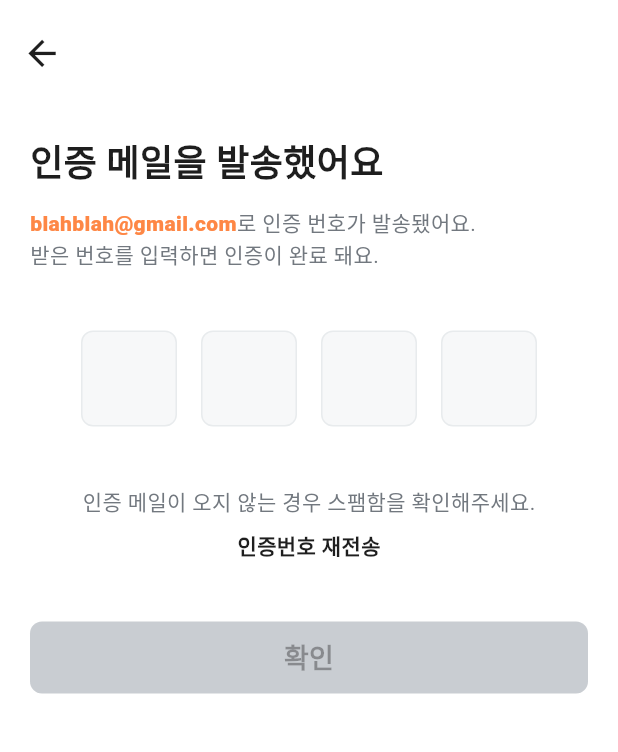
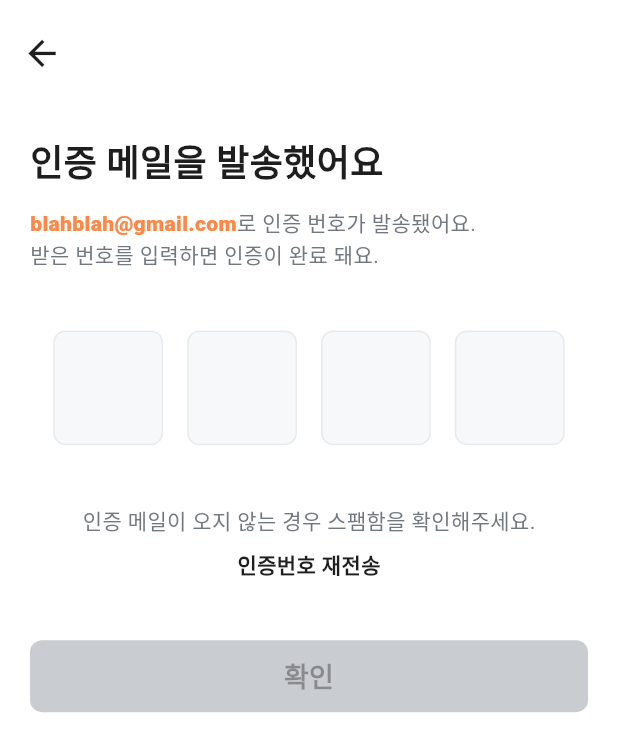
Before and after one commit to Hansung-CMYK/speak-to-you-mobile, a Flutter app: the EmailVerificationScreen screen opened directly with empty values, on a phone screen of 412 x 824 dp. Shown: the top 752 px of the screen. Run offline on Flutter 3.47's test engine with Material 3 defaults, Android fonts, the phone set to English and light mode, and no system bars; our stand-ins replace flutter_riverpod, flutter_screenutil.

```diff
--- a/lib/screens/email_verification.dart
+++ b/lib/screens/email_verification.dart
@@ -2,10 +2,15 @@ import 'package:ego/theme/color.dart';
 import 'package:ego/widgets/appbar/stack_app_bar.dart';
 import 'package:flutter/material.dart';
 import 'package:flutter/services.dart';
+import 'package:flutter_screenutil/flutter_screenutil.dart';
 
 class EmailVerificationScreen extends StatefulWidget {
   final Widget nextPage;
-  const EmailVerificationScreen({super.key, required this.nextPage});
+
+  const EmailVerificationScreen({
+    super.key,
+    required this.nextPage,
+  });
 
   @override
   State<EmailVerificationScreen> createState() => _EmailVerificationPageState();
@@ -58,8 +63,8 @@ class _EmailVerificationPageState extends State<EmailVerificationScreen> {
         duration: const Duration(milliseconds: 100),
         curve: Curves.easeInOut,
         margin: const EdgeInsets.symmetric(horizontal: 8.0),
-        width: 64,
-        height: 64,
+        width: 64.w,
+        height: 64.h,
         alignment: Alignment.center,
         decoration: BoxDecoration(
           color: AppColors.gray100,
@@ -92,7 +97,9 @@ class _EmailVerificationPageState extends State<EmailVerificationScreen> {
   @override
   Widget build(BuildContext context) {
     return Scaffold(
-        appBar: StackAppBar(title: ''),
+        appBar: StackAppBar(
+          title: '',
+        ),
         body: Container(
           padding: const EdgeInsets.all(20),
           child: Column(
@@ -238,7 +245,6 @@ class _EmailVerificationPageState extends State<EmailVerificationScreen> {
                         onPressed: codeBuffer.length == 4
                             ? () {
                                 /// TODO 인증번호 검증 & 다음 페이지로
-                                ///
                                 Navigator.push(
                                   context,
                                   MaterialPageRoute(
```
